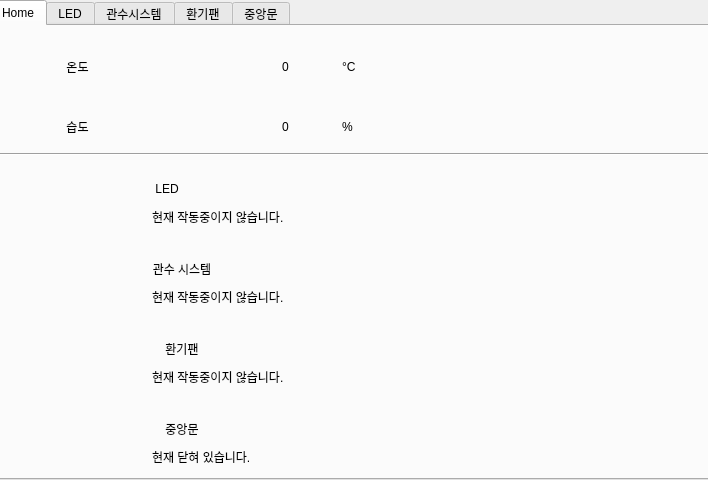
This is test2.ui in HBNU-SWUNIV/come-capstone23-ssg as Qt 5 draws it before an edit. The edited form follows.
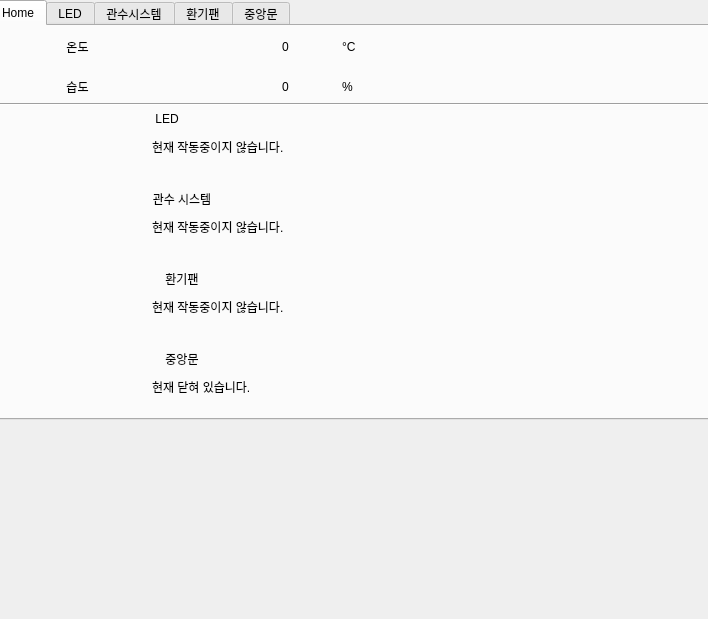
This is the edited form. Icons and pictures are not drawn.

Patch:
```diff
--- a/test2.ui
+++ b/test2.ui
@@ -7,7 +7,7 @@
     <x>0</x>
     <y>0</y>
     <width>708</width>
-    <height>480</height>
+    <height>619</height>
    </rect>
   </property>
   <property name="windowTitle">
@@ -19,7 +19,7 @@
      <x>-10</x>
      <y>0</y>
      <width>800</width>
-     <height>480</height>
+     <height>420</height>
     </rect>
    </property>
    <property name="currentIndex">
@@ -33,7 +33,7 @@
      <property name="geometry">
       <rect>
        <x>0</x>
-       <y>120</y>
+       <y>70</y>
        <width>800</width>
        <height>16</height>
       </rect>
@@ -46,7 +46,7 @@
      <property name="geometry">
       <rect>
        <x>30</x>
-       <y>20</y>
+       <y>0</y>
        <width>111</width>
        <height>41</height>
       </rect>
@@ -65,7 +65,7 @@
      <property name="geometry">
       <rect>
        <x>30</x>
-       <y>80</y>
+       <y>40</y>
        <width>111</width>
        <height>41</height>
       </rect>
@@ -84,7 +84,7 @@
      <property name="geometry">
       <rect>
        <x>350</x>
-       <y>20</y>
+       <y>0</y>
        <width>31</width>
        <height>41</height>
       </rect>
@@ -97,7 +97,7 @@
      <property name="geometry">
       <rect>
        <x>350</x>
-       <y>80</y>
+       <y>40</y>
        <width>31</width>
        <height>41</height>
       </rect>
@@ -110,7 +110,7 @@
      <property name="geometry">
       <rect>
        <x>290</x>
-       <y>20</y>
+       <y>0</y>
        <width>41</width>
        <height>41</height>
       </rect>
@@ -123,7 +123,7 @@
      <property name="geometry">
       <rect>
        <x>290</x>
-       <y>80</y>
+       <y>40</y>
        <width>41</width>
        <height>41</height>
       </rect>
@@ -139,9 +139,9 @@
      <property name="geometry">
       <rect>
        <x>30</x>
-       <y>140</y>
+       <y>90</y>
        <width>80</width>
-       <height>60</height>
+       <height>50</height>
       </rect>
      </property>
      <property name="frameShape">
@@ -170,9 +170,9 @@
      <property name="geometry">
       <rect>
        <x>30</x>
-       <y>220</y>
+       <y>170</y>
        <width>80</width>
-       <height>60</height>
+       <height>50</height>
       </rect>
      </property>
      <property name="text">
@@ -195,9 +195,9 @@
      <property name="geometry">
       <rect>
        <x>30</x>
-       <y>380</y>
+       <y>320</y>
        <width>80</width>
-       <height>60</height>
+       <height>50</height>
       </rect>
      </property>
      <property name="text">
@@ -220,9 +220,9 @@
      <property name="geometry">
       <rect>
        <x>30</x>
-       <y>300</y>
+       <y>245</y>
        <width>80</width>
-       <height>60</height>
+       <height>50</height>
       </rect>
      </property>
      <property name="text">
@@ -245,7 +245,7 @@
      <property name="geometry">
       <rect>
        <x>140</x>
-       <y>150</y>
+       <y>80</y>
        <width>70</width>
        <height>25</height>
       </rect>
@@ -264,7 +264,7 @@
      <property name="geometry">
       <rect>
        <x>140</x>
-       <y>230</y>
+       <y>160</y>
        <width>100</width>
        <height>25</height>
       </rect>
@@ -286,7 +286,7 @@
      <property name="geometry">
       <rect>
        <x>140</x>
-       <y>310</y>
+       <y>240</y>
        <width>100</width>
        <height>25</height>
       </rect>
@@ -308,7 +308,7 @@
      <property name="geometry">
       <rect>
        <x>140</x>
-       <y>390</y>
+       <y>320</y>
        <width>100</width>
        <height>25</height>
       </rect>
@@ -330,7 +330,7 @@
      <property name="geometry">
       <rect>
        <x>160</x>
-       <y>180</y>
+       <y>110</y>
        <width>271</width>
        <height>22</height>
       </rect>
@@ -343,7 +343,7 @@
      <property name="geometry">
       <rect>
        <x>160</x>
-       <y>260</y>
+       <y>190</y>
        <width>271</width>
        <height>22</height>
       </rect>
@@ -356,7 +356,7 @@
      <property name="geometry">
       <rect>
        <x>160</x>
-       <y>340</y>
+       <y>270</y>
        <width>271</width>
        <height>22</height>
       </rect>
@@ -369,7 +369,7 @@
      <property name="geometry">
       <rect>
        <x>160</x>
-       <y>420</y>
+       <y>350</y>
        <width>271</width>
        <height>22</height>
       </rect>
```
Left out of the diff: 119 changed lines with no effect on the pictures.
